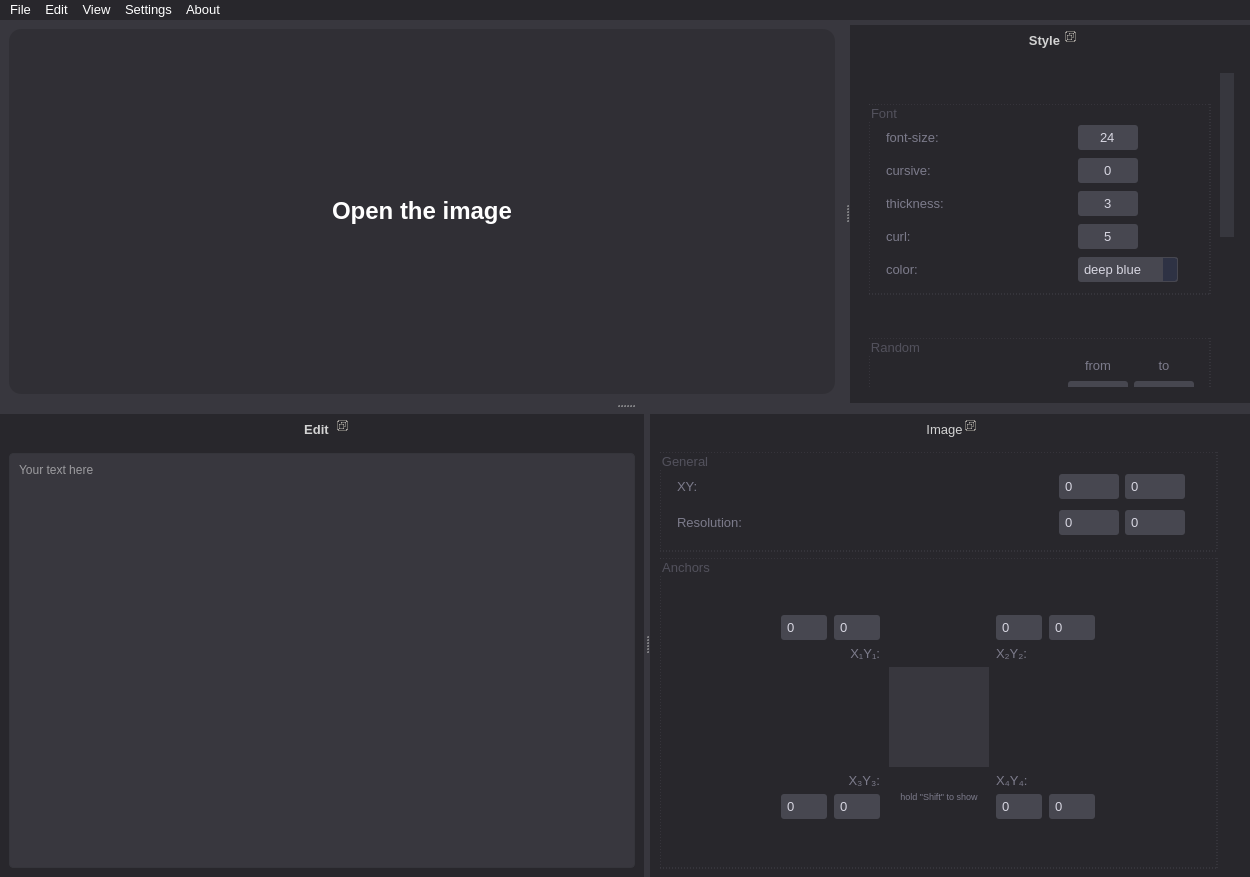
setbe/bio-text, file bio-text.ui: the form before one commit.
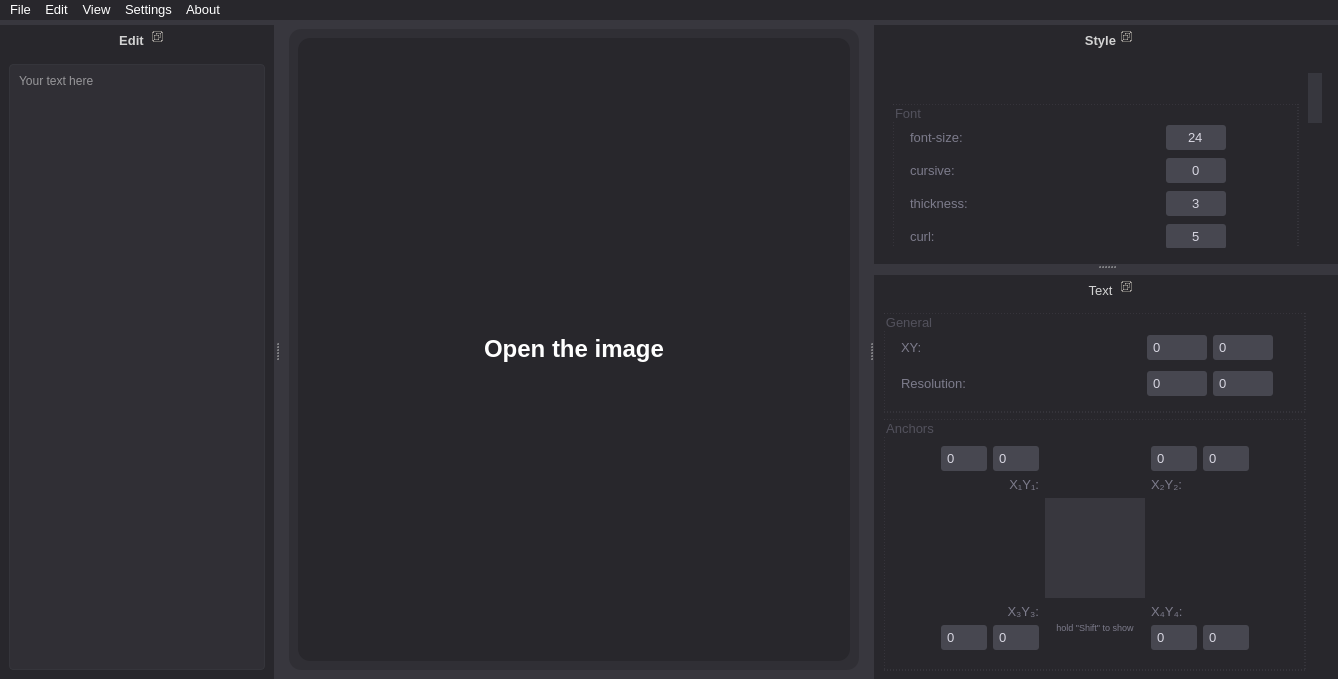
The form after the commit.

The edit to the form file:
```diff
--- a/bio-text.ui
+++ b/bio-text.ui
@@ -6,8 +6,8 @@
    <rect>
     <x>0</x>
     <y>0</y>
-    <width>1250</width>
-    <height>877</height>
+    <width>1338</width>
+    <height>679</height>
    </rect>
   </property>
   <property name="minimumSize">
@@ -201,11 +201,7 @@
          <property name="styleSheet">
           <string notr="true">QLabel {
 	font-size: 24px;
-}
-
-QLabel:hover {
-	background-color: #38373E;
-	border-radius: 12px;
+	background-color: #28272C;
 }</string>
          </property>
          <property name="text">
@@ -229,7 +225,7 @@
     <rect>
      <x>0</x>
      <y>0</y>
-     <width>1250</width>
+     <width>1338</width>
      <height>23</height>
     </rect>
    </property>
@@ -380,8 +376,8 @@
         <property name="geometry">
          <rect>
           <x>0</x>
-          <y>-322</y>
-          <width>357</width>
+          <y>0</y>
+          <width>437</width>
           <height>600</height>
          </rect>
         </property>
@@ -969,7 +965,7 @@
     <string>Edit</string>
    </property>
    <attribute name="dockWidgetArea">
-    <number>8</number>
+    <number>1</number>
    </attribute>
    <widget class="QWidget" name="dockWidgetContents_3">
     <layout class="QVBoxLayout" name="verticalLayout_2">
@@ -977,7 +973,11 @@
       <widget class="QTextEdit" name="textEdit">
        <property name="styleSheet">
         <string notr="true">QWidget {
-	background-color: #38373E;
+	background-color: #302F35;
+}
+
+QTextEdit {
+	border: 0px;
 }
 
 
@@ -1033,10 +1033,10 @@
     <set>QDockWidget::DockWidgetFloatable|QDockWidget::DockWidgetMovable</set>
    </property>
    <property name="windowTitle">
-    <string>Image</string>
+    <string>Text</string>
    </property>
    <attribute name="dockWidgetArea">
-    <number>8</number>
+    <number>2</number>
    </attribute>
    <widget class="QWidget" name="dockWidgetContents_2">
     <layout class="QVBoxLayout" name="verticalLayout_4">
```
Left out of the diff: 24 changed lines with no effect on the pictures.
